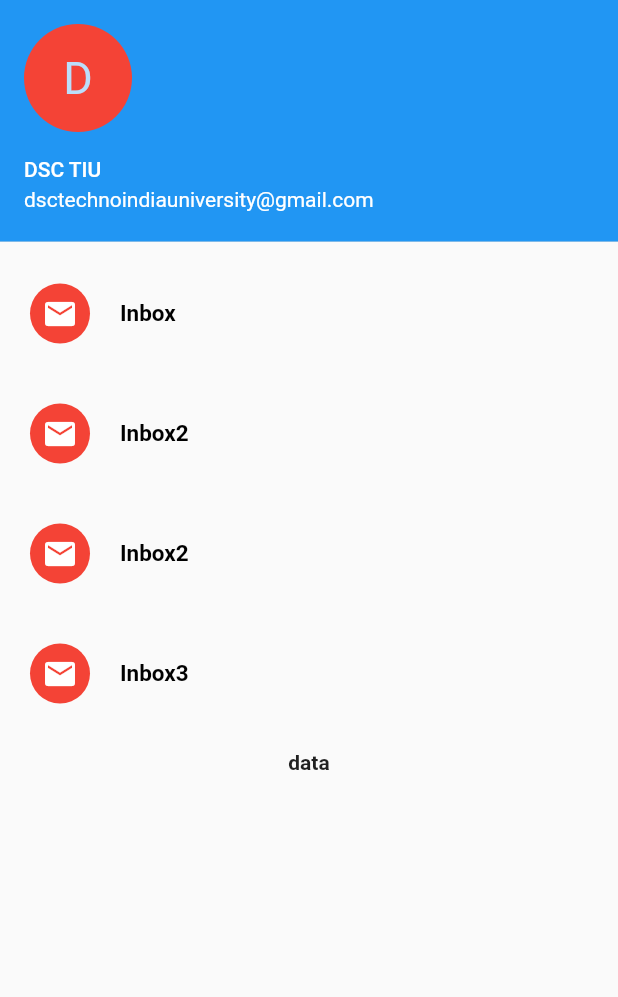
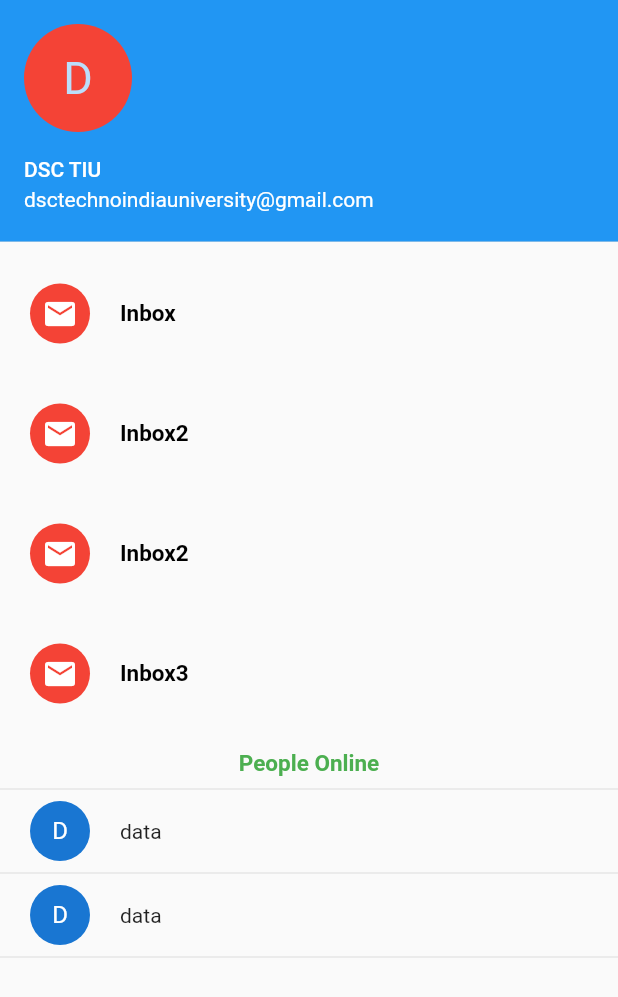
Before and after one commit to dsc-tiu/flutter_layout, a Flutter app: the Account widget shown alone on an empty page, opened directly, on a phone screen of 412 x 824 dp. Shown: the top 997 px of the screen. Run offline on Flutter 3.47's test engine with Material 2 defaults, Android fonts, the phone set to English and light mode, and no system bars.

Commit message:
Sliver Upgraded

```diff
--- a/lib/drawyer.dart
+++ b/lib/drawyer.dart
@@ -100,12 +100,62 @@ class Account extends StatelessWidget {
             ),
            // Divider(),
             SliverFixedExtentList(
-              itemExtent: 200.0,
+              itemExtent: 140.0,
               delegate: SliverChildListDelegate([
                 Container(
                   child: ListView(
                     children: <Widget>[
-                      Text("data",style: TextStyle(fontWeight: FontWeight.bold),textAlign: TextAlign.center,)
+                      Text("People Online",
+                      style: TextStyle(
+                        fontWeight: FontWeight.bold,
+                        color: Colors.green,
+                        fontSize: 15.0),
+                        textAlign: TextAlign.center,),
+                      Divider(),
+                         Container(
+              padding: EdgeInsets.only(left: 20.0),
+              child: Row(
+              children: <Widget>[
+                CircleAvatar(
+                  child: Text("D"),
+                ),
+                Container(
+                  padding: EdgeInsets.only(left: 20.0),
+                  child: Text("data"),
+                )
+              ],
+            ),
+          ),
+          Divider(),
+             Container(
+              padding: EdgeInsets.only(left: 20.0),
+              child: Row(
+              children: <Widget>[
+                CircleAvatar(
+                  child: Text("D"),
+                ),
+                Container(
+                  padding: EdgeInsets.only(left: 20.0),
+                  child: Text("data"),
+                )
+              ],
+            ),
+          ),
+          Divider(),
+             Container(
+              padding: EdgeInsets.only(left: 20.0),
+              child: Row(
+              children: <Widget>[
+                CircleAvatar(
+                  child: Text("D"),
+                ),
+                Container(
+                  padding: EdgeInsets.only(left: 20.0),
+                  child: Text("data"),
+                )
+              ],
+            ),
+          ),
                     ],
                   ),
                 )
```
